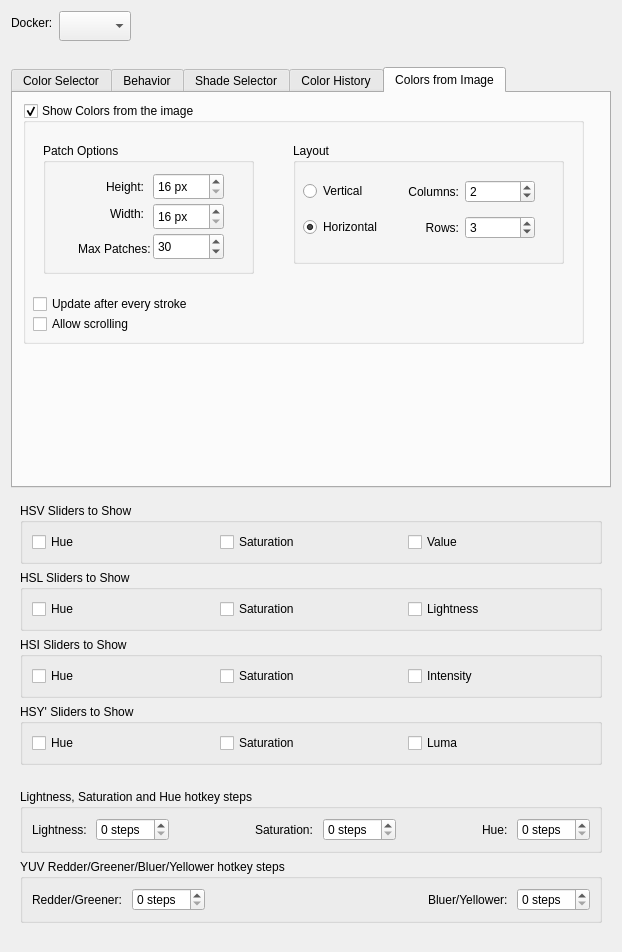
Old version of the form plugins/dockers/advancedcolorselector/wdg_color_selector_settings.ui in the repository KDE/krita.
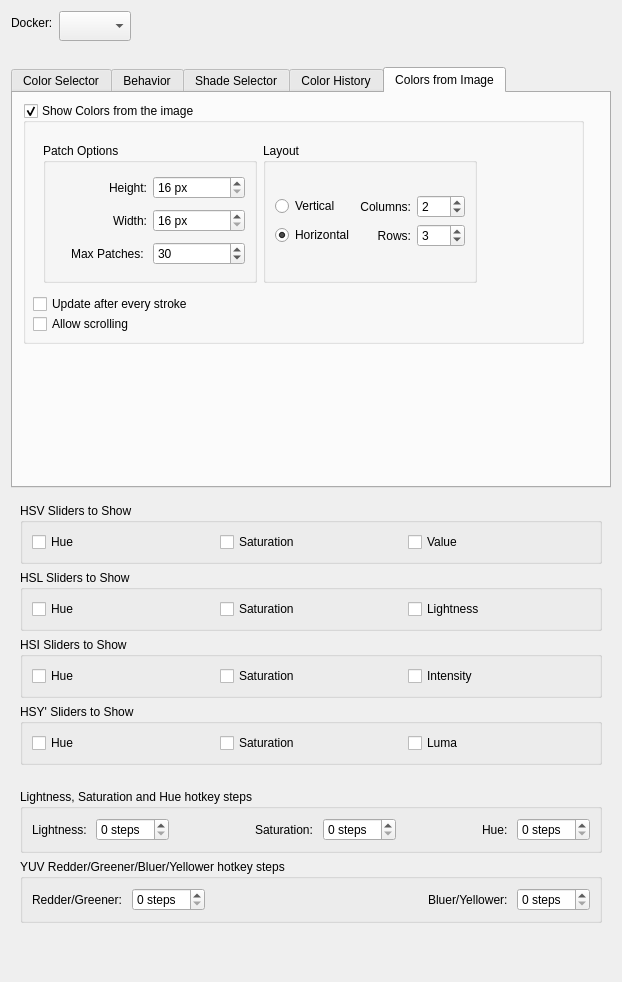
New version of the form. The open tabs and pages were chosen to show the change. Custom widgets are drawn as their Qt base class.

Commit message:
Try to fix the layout of the color selector
BUG:361736

```diff
--- a/plugins/dockers/advancedcolorselector/wdg_color_selector_settings.ui
+++ b/plugins/dockers/advancedcolorselector/wdg_color_selector_settings.ui
@@ -7,7 +7,7 @@
     <x>0</x>
     <y>0</y>
     <width>618</width>
-    <height>952</height>
+    <height>982</height>
    </rect>
   </property>
   <property name="sizePolicy">
@@ -1008,27 +1008,124 @@
        <property name="checkable">
         <bool>true</bool>
        </property>
+       <widget class="QCheckBox" name="commonColorsAutoUpdate">
+        <property name="geometry">
+         <rect>
+          <x>10</x>
+          <y>190</y>
+          <width>284</width>
+          <height>22</height>
+         </rect>
+        </property>
+        <property name="toolTip">
+         <string>this can be slow on big images</string>
+        </property>
+        <property name="text">
+         <string>Update after every stroke</string>
+        </property>
+       </widget>
+       <widget class="QCheckBox" name="commonColorsAllowScrolling">
+        <property name="geometry">
+         <rect>
+          <x>10</x>
+          <y>210</y>
+          <width>284</width>
+          <height>22</height>
+         </rect>
+        </property>
+        <property name="text">
+         <string>Allow scrolling</string>
+        </property>
+       </widget>
+       <widget class="QWidget" name="">
+        <property name="geometry">
+         <rect>
+          <x>20</x>
+          <y>40</y>
+          <width>434</width>
+          <height>140</height>
+         </rect>
+        </property>
+        <layout class="QHBoxLayout" name="horizontalLayout_8">
+         <item>
+          <widget class="QGroupBox" name="groupBox_3">
+           <property name="title">
+            <string>Patch Options</string>
+           </property>
+           <layout class="QGridLayout" name="gridLayout_7">
+            <item row="0" column="0">
+             <widget class="QLabel" name="label_12">
+              <property name="text">
+               <string>Height:</string>
+              </property>
+              <property name="alignment">
+               <set>Qt::AlignRight|Qt::AlignTrailing|Qt::AlignVCenter</set>
+              </property>
+             </widget>
+            </item>
+            <item row="0" column="1">
+             <widget class="QSpinBox" name="commonColorsWidth">
+              <property name="suffix">
+               <string> px</string>
+              </property>
+              <property name="prefix">
+               <string/>
+              </property>
+              <property name="minimum">
+               <number>16</number>
+              </property>
+             </widget>
+            </item>
+            <item row="1" column="0">
+             <widget class="QLabel" name="label_4">
+              <property name="text">
+               <string>Width:</string>
+              </property>
+              <property name="alignment">
+               <set>Qt::AlignRight|Qt::AlignTrailing|Qt::AlignVCenter</set>
+              </property>
+             </widget>
+            </item>
+            <item row="1" column="1">
+             <widget class="QSpinBox" name="commonColorsHeight">
+              <property name="suffix">
+               <string> px</string>
+              </property>
+              <property name="minimum">
+               <number>16</number>
+              </property>
+             </widget>
+            </item>
+            <item row="2" column="0">
+             <widget class="QLabel" name="label_9">
+              <property name="text">
+               <string>Max Patches: </string>
+              </property>
+              <property name="alignment">
+               <set>Qt::AlignRight|Qt::AlignTrailing|Qt::AlignVCenter</set>
+              </property>
+             </widget>
+            </item>
+            <item row="2" column="1">
+             <widget class="QSpinBox" name="commonColorsPatchCount">
+              <property name="minimum">
+               <number>1</number>
+              </property>
+              <property name="value">
+               <number>30</number>
+              </property>
+             </widget>
+            </item>
+           </layout>
+          </widget>
+         </item>
+         <item>
        <widget class="QGroupBox" name="groupBox_4">
-        <property name="geometry">
-         <rect>
-          <x>270</x>
-          <y>40</y>
-          <width>271</width>
-          <height>121</height>
-         </rect>
-        </property>
         <property name="title">
          <string>Layout</string>
         </property>
-        <widget class="QWidget" name="gridLayoutWidget_3">
-         <property name="geometry">
-          <rect>
-           <x>10</x>
-           <y>30</y>
-           <width>232</width>
-           <height>75</height>
-          </rect>
-         </property>
+           <layout class="QGridLayout" name="gridLayout_8">
+            <item row="0" column="0">
          <layout class="QGridLayout" name="gridLayout_2">
           <item row="3" column="0">
            <widget class="QRadioButton" name="commonColorsAlignHorizontal">
@@ -1100,148 +1197,11 @@
            </widget>
           </item>
          </layout>
-        </widget>
-       </widget>
-       <widget class="QGroupBox" name="groupBox_3">
-        <property name="geometry">
-         <rect>
-          <x>20</x>
-          <y>40</y>
-          <width>211</width>
-          <height>131</height>
-         </rect>
-        </property>
-        <property name="title">
-         <string>Patch Options</string>
-        </property>
-        <widget class="QLabel" name="label_12">
-         <property name="geometry">
-          <rect>
-           <x>50</x>
-           <y>30</y>
-           <width>51</width>
-           <height>27</height>
-          </rect>
-         </property>
-         <property name="text">
-          <string>Height:</string>
-         </property>
-         <property name="alignment">
-          <set>Qt::AlignRight|Qt::AlignTrailing|Qt::AlignVCenter</set>
-         </property>
-        </widget>
-        <widget class="QSpinBox" name="commonColorsWidth">
-         <property name="geometry">
-          <rect>
-           <x>110</x>
-           <y>30</y>
-           <width>71</width>
-           <height>27</height>
-          </rect>
-         </property>
-         <property name="suffix">
-          <string> px</string>
-         </property>
-         <property name="prefix">
-          <string/>
-         </property>
-         <property name="minimum">
-          <number>16</number>
-         </property>
-        </widget>
-        <widget class="QLabel" name="label_4">
-         <property name="geometry">
-          <rect>
-           <x>50</x>
-           <y>60</y>
-           <width>51</width>
-           <height>21</height>
-          </rect>
-         </property>
-         <property name="text">
-          <string>Width:</string>
-         </property>
-         <property name="alignment">
-          <set>Qt::AlignRight|Qt::AlignTrailing|Qt::AlignVCenter</set>
-         </property>
-        </widget>
-        <widget class="QSpinBox" name="commonColorsHeight">
-         <property name="geometry">
-          <rect>
-           <x>110</x>
-           <y>60</y>
-           <width>71</width>
-           <height>27</height>
-          </rect>
-         </property>
-         <property name="suffix">
-          <string> px</string>
-         </property>
-         <property name="minimum">
-          <number>16</number>
-         </property>
-        </widget>
-        <widget class="QLabel" name="label_9">
-         <property name="geometry">
-          <rect>
-           <x>20</x>
-           <y>90</y>
-           <width>91</width>
-           <height>31</height>
-          </rect>
-         </property>
-         <property name="text">
-          <string>Max Patches: </string>
-         </property>
-         <property name="alignment">
-          <set>Qt::AlignRight|Qt::AlignTrailing|Qt::AlignVCenter</set>
-         </property>
-        </widget>
-        <widget class="QSpinBox" name="commonColorsPatchCount">
-         <property name="geometry">
-          <rect>
-           <x>110</x>
-           <y>90</y>
-           <width>71</width>
-           <height>27</height>
-          </rect>
-         </property>
-         <property name="minimum">
-          <number>1</number>
-         </property>
-         <property name="value">
-          <number>30</number>
-         </property>
-        </widget>
-       </widget>
-       <widget class="QCheckBox" name="commonColorsAutoUpdate">
-        <property name="geometry">
-         <rect>
-          <x>10</x>
-          <y>190</y>
-          <width>284</width>
-          <height>22</height>
-         </rect>
-        </property>
-        <property name="toolTip">
-         <string>this can be slow on big images</string>
-        </property>
-        <property name="text">
-         <string>Update after every stroke</string>
-        </property>
-       </widget>
-       <widget class="QCheckBox" name="commonColorsAllowScrolling">
-        <property name="geometry">
-         <rect>
-          <x>10</x>
-          <y>210</y>
-          <width>284</width>
-          <height>22</height>
-         </rect>
-        </property>
-        <property name="text">
-         <string>Allow scrolling</string>
-        </property>
+            </item>
+           </layout>
+          </widget>
+         </item>
+        </layout>
        </widget>
       </widget>
      </widget>
```
Left out of the diff: 359 changed lines with no effect on the pictures. Lines whose indentation alone changed are shown as unchanged.
